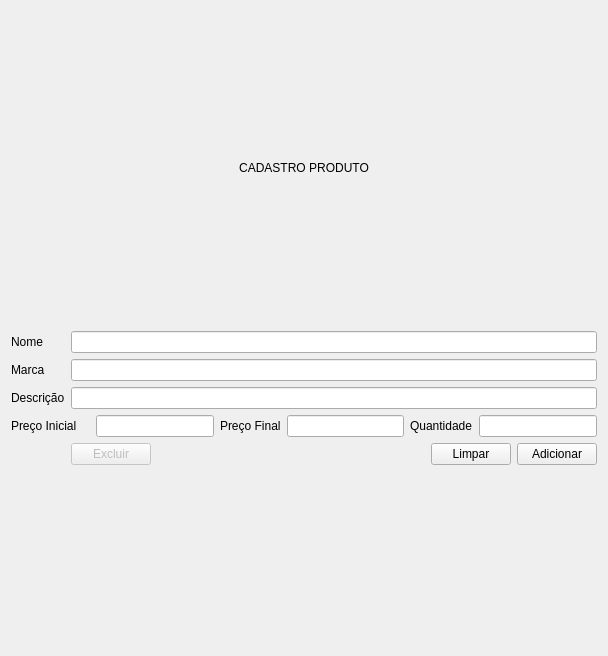
This is ui/ui_produtos.ui in adaiasreis/ProjetoMatCons_F as Qt 5 draws it before an edit. The edited form follows.
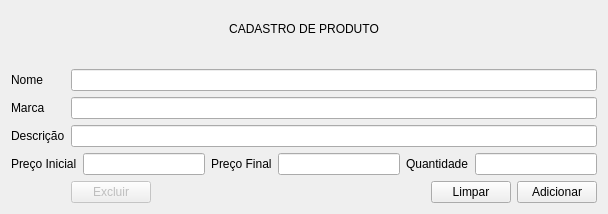
This is the edited form.

The edit to the form file:
```diff
--- a/ui/ui_produtos.ui
+++ b/ui/ui_produtos.ui
@@ -7,7 +7,7 @@
     <x>0</x>
     <y>0</y>
     <width>608</width>
-    <height>656</height>
+    <height>214</height>
    </rect>
   </property>
   <property name="windowTitle">
@@ -20,10 +20,26 @@
       <string notr="true">font: 14pt &quot;Noto Sans&quot;;</string>
      </property>
      <property name="text">
-      <string>&lt;html&gt;&lt;head/&gt;&lt;body&gt;&lt;p align=&quot;center&quot;&gt;CADASTRO PRODUTO&lt;/p&gt;&lt;/body&gt;&lt;/html&gt;</string>
+      <string>&lt;html&gt;&lt;head/&gt;&lt;body&gt;&lt;p align=&quot;center&quot;&gt;CADASTRO DE PRODUTO&lt;/p&gt;&lt;/body&gt;&lt;/html&gt;</string>
      </property>
     </widget>
    </item>
+   <item>
+    <spacer name="verticalSpacer">
+     <property name="orientation">
+      <enum>Qt::Vertical</enum>
+     </property>
+     <property name="sizeType">
+      <enum>QSizePolicy::Minimum</enum>
+     </property>
+     <property name="sizeHint" stdset="0">
+      <size>
+       <width>20</width>
+       <height>15</height>
+      </size>
+     </property>
+    </spacer>
+   </item>
    <item>
     <layout class="QFormLayout" name="formLayout_2">
      <item row="0" column="0">
@@ -65,13 +81,6 @@
          </property>
         </widget>
        </item>
-       <item>
-        <widget class="QLabel" name="inform">
-         <property name="text">
-          <string/>
-         </property>
-        </widget>
-       </item>
        <item>
         <widget class="QLineEdit" name="campPreco_compra"/>
        </item>
```
